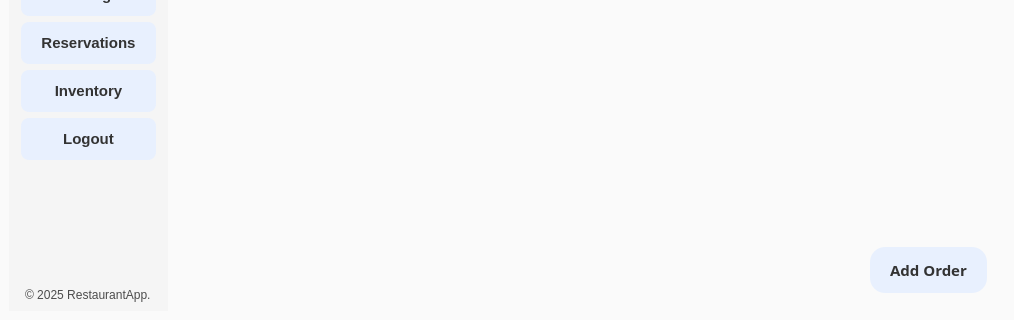
Old version of the form mainwindow.ui in the repository GitGudCode440/restaurant-management-system; both pictures show x 0 to 1014 and y 303 to 623 of the 1014 by 623 pixel window.
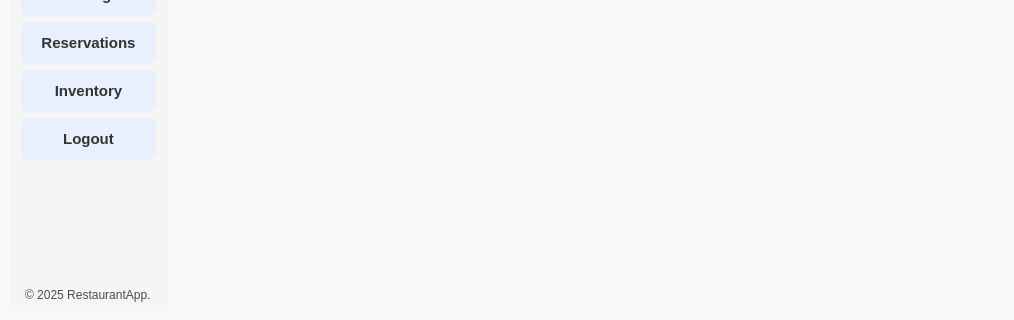
New version of the form. Icons and pictures are not drawn.

Commit message: Remove Add Order Button

Patch:
```diff
--- a/mainwindow.ui
+++ b/mainwindow.ui
@@ -1699,63 +1699,6 @@
              </property>
             </spacer>
            </item>
-           <item>
-            <widget class="QWidget" name="horizontalWidget" native="true">
-             <property name="sizePolicy">
-              <sizepolicy hsizetype="Expanding" vsizetype="Preferred">
-               <horstretch>0</horstretch>
-               <verstretch>0</verstretch>
-              </sizepolicy>
-             </property>
-             <layout class="QHBoxLayout" name="PushButtonHContainer">
-              <property name="leftMargin">
-               <number>0</number>
-              </property>
-              <property name="topMargin">
-               <number>0</number>
-              </property>
-              <property name="rightMargin">
-               <number>0</number>
-              </property>
-              <property name="bottomMargin">
-               <number>0</number>
-              </property>
-              <item>
-               <spacer name="AddOrderBtnHSpacer">
-                <property name="orientation">
-                 <enum>Qt::Orientation::Horizontal</enum>
-                </property>
-                <property name="sizeHint" stdset="0">
-                 <size>
-                  <width>40</width>
-                  <height>20</height>
-                 </size>
-                </property>
-               </spacer>
-              </item>
-              <item>
-               <widget class="QPushButton" name="AddOrderBtn">
-                <property name="font">
-                 <font>
-                  <family>Franklin Gothic Medium</family>
-                  <pointsize>-1</pointsize>
-                  <bold>true</bold>
-                 </font>
-                </property>
-                <property name="cursor">
-                 <cursorShape>PointingHandCursor</cursorShape>
-                </property>
-                <property name="styleSheet">
-                 <string notr="true">border-radius: 15px;</string>
-                </property>
-                <property name="text">
-                 <string>Add Order</string>
-                </property>
-               </widget>
-              </item>
-             </layout>
-            </widget>
-           </item>
           </layout>
          </widget>
          <widget class="QWidget" name="Billing">
```
